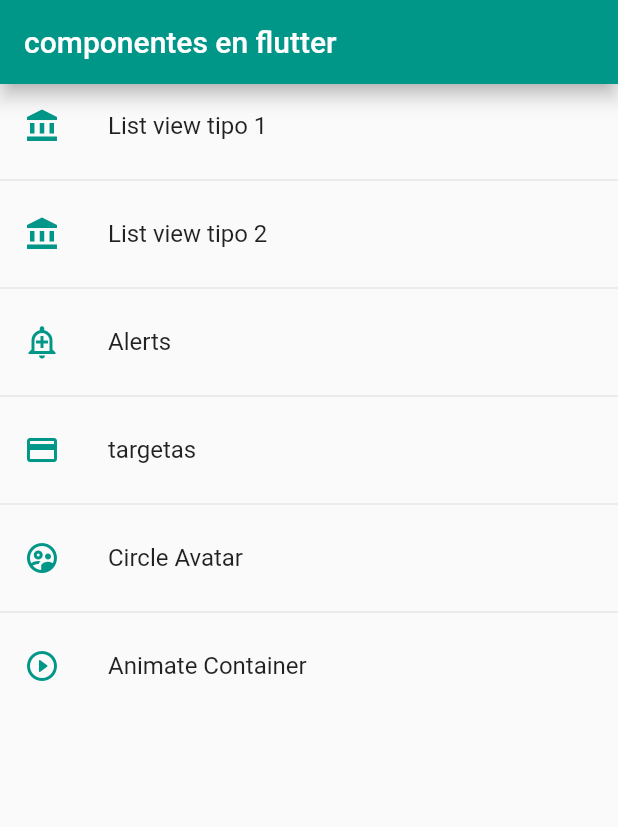
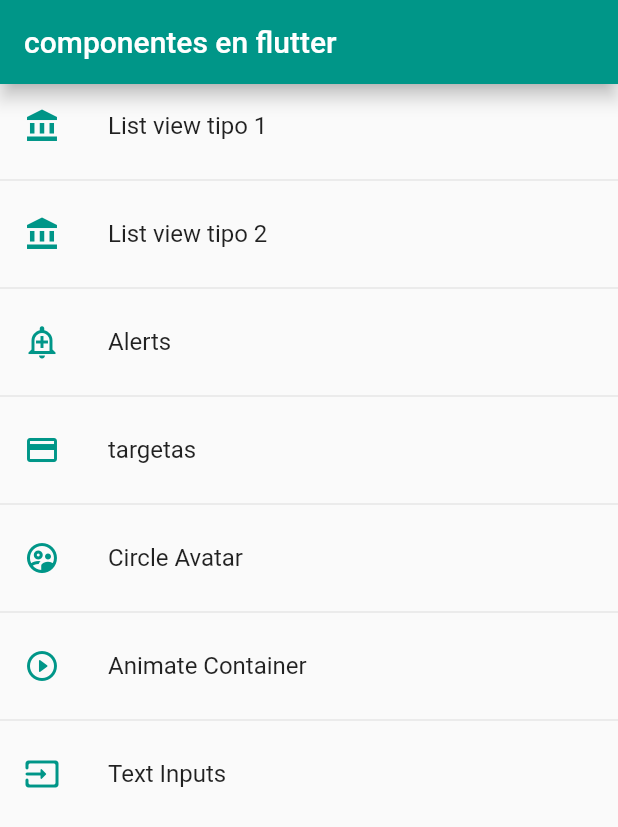
Before and after one commit to Jonatan011/appcomponents, a Flutter app: the screen it shows after launch, on a phone screen of 412 x 824 dp. Shown: the top 827 px of the screen. Run offline on Flutter 3.47's test engine with Material 2 defaults, Android fonts, the phone set to English and light mode, and no system bars.

Commit message:
cambios con formularios

```diff
--- a/lib/router/app_routes.dart
+++ b/lib/router/app_routes.dart
@@ -39,7 +39,12 @@ class AppRouter {
         route: "animate",
         icon: Icons.play_circle_outline_rounded,
         name: "Animate Container",
-        screen: const AnimateScreen())
+        screen: const AnimateScreen()),
+    MenuOptions(
+        route: "inputs",
+        icon: Icons.input_rounded,
+        name: "Text Inputs",
+        screen: const InputScreen())
   ];
 
   static Map<String, Widget Function(BuildContext)> getAppRoutes() {
--- a/lib/screens/screens.dart
+++ b/lib/screens/screens.dart
@@ -1,3 +1,5 @@
+export 'package:flutter_components/screens/input_screen.dart';
+
 export 'package:flutter_components/screens/animate_screen.dart';
 export 'package:flutter_components/screens/avatar_screen.dart';
 export 'package:flutter_components/screens/list_view2_screen.dart';
--- a/lib/theme/app_theme.dart
+++ b/lib/theme/app_theme.dart
@@ -28,5 +28,23 @@ class AppTheme {
           style: ElevatedButton.styleFrom(
               backgroundColor: Colors.teal,
               shape: const StadiumBorder(),
-              elevation: 3)));
+              elevation: 3)),
+
+      //Input decoration theme
+      inputDecorationTheme: const InputDecorationTheme(
+          floatingLabelStyle: TextStyle(color: primaryColor),
+          enabledBorder: OutlineInputBorder(
+              borderSide: BorderSide(color: primaryColor),
+              borderRadius: BorderRadius.only(
+                  bottomLeft: Radius.circular(10),
+                  topRight: Radius.circular(10))),
+          focusedBorder: OutlineInputBorder(
+              borderSide: BorderSide(color: primaryColor),
+              borderRadius: BorderRadius.only(
+                  bottomLeft: Radius.circular(10),
+                  topRight: Radius.circular(10))),
+          border: OutlineInputBorder(
+              borderRadius: BorderRadius.only(
+                  bottomLeft: Radius.circular(10),
+                  topRight: Radius.circular(10)))));
 }
--- a/lib/widgets/widgets.dart
+++ b/lib/widgets/widgets.dart
@@ -1,2 +1,3 @@
+export 'package:flutter_components/widgets/custom_inpu_file.dart';
 export 'package:flutter_components/widgets/widget_type2.dart';
 export 'package:flutter_components/widgets/widget_type1.dart';
```
Also changed, not shown: lib/screens/input_screen.dart (added, +93 -0 lines), lib/widgets/custom_inpu_file.dart (added, +56 -0 lines).
